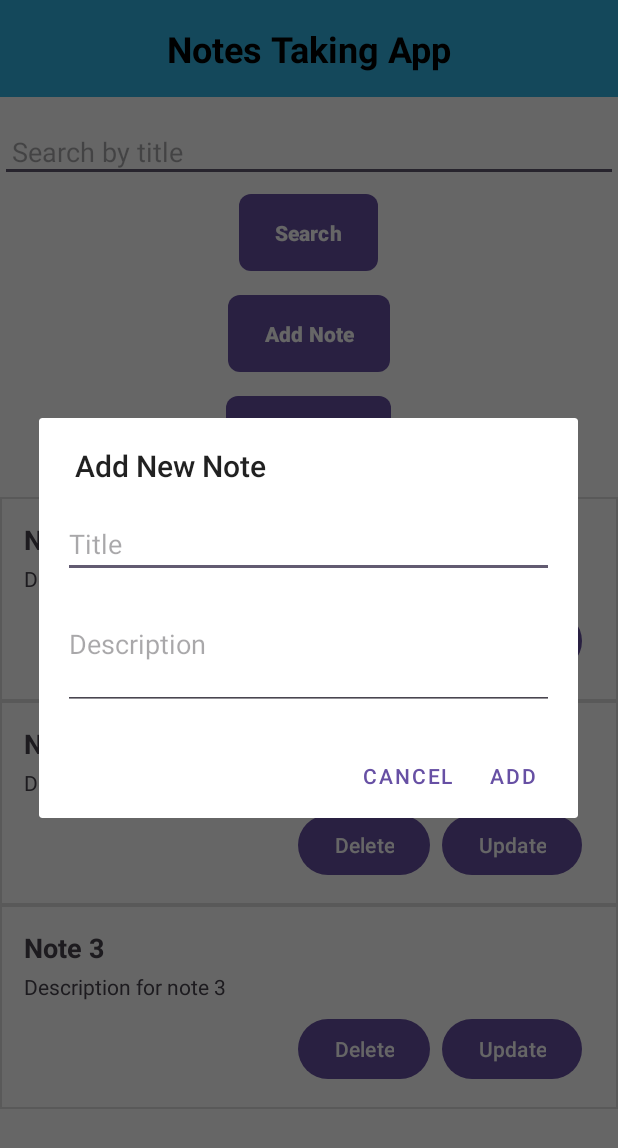
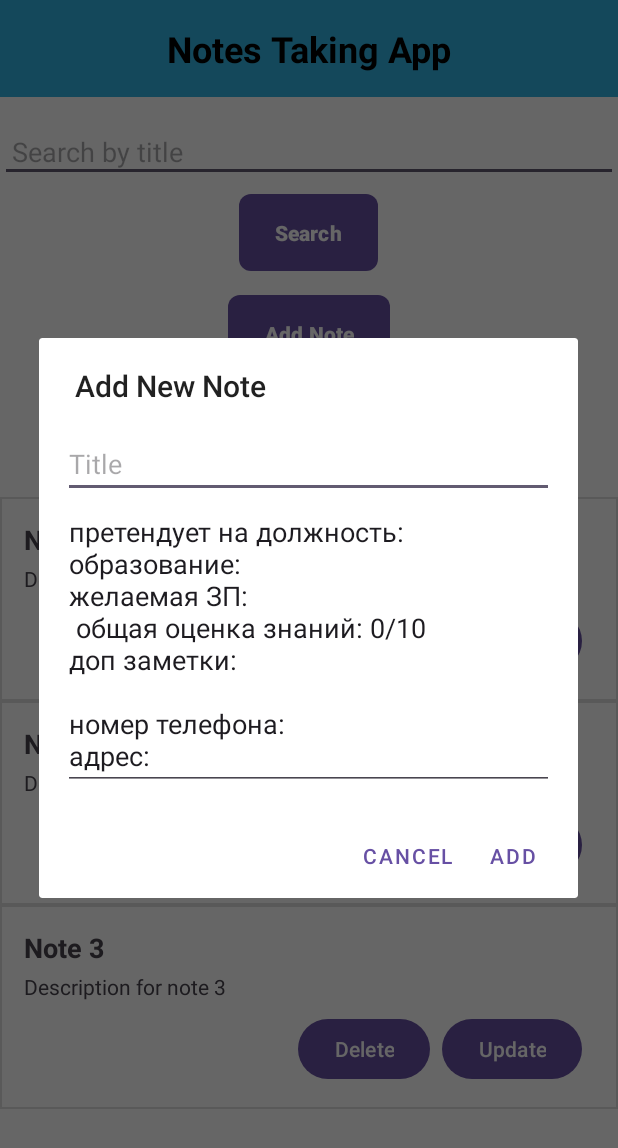
Before and after one commit to IlyaKukharchuk/kursach, an Android app: the screen it shows after launch (MainActivity), after a tap on "Add Note", on a phone screen of 412 x 824 dp. Shown: the top 1148 px of the screen. Run offline under Robolectric (Android 15) with nearby library versions, the phone set to English and light mode, and no system bars.

```diff
--- a/app/src/main/java/com/example/assignment4/MainActivity.java
+++ b/app/src/main/java/com/example/assignment4/MainActivity.java
@@ -86,6 +86,16 @@ public class MainActivity extends AppCompatActivity {
         View dialogView = inflater.inflate(R.layout.dialog_add_note, null);
         final EditText etTitle = dialogView.findViewById(R.id.etTitle);
         final EditText etDescription = dialogView.findViewById(R.id.etDescription);
+
+        // Устанавливаем данные по умолчанию
+        etDescription.setText("претендует на должность:\n" +
+                "образование:\n" +
+                "желаемая ЗП:\n" +
+                " общая оценка знаний: 0/10\n" +
+                "доп заметки: \n" +
+                "\n" +
+                "номер телефона:\n" +
+                "адрес:");
 
         AlertDialog.Builder builder = new AlertDialog.Builder(this);
         builder.setView(dialogView)
```
